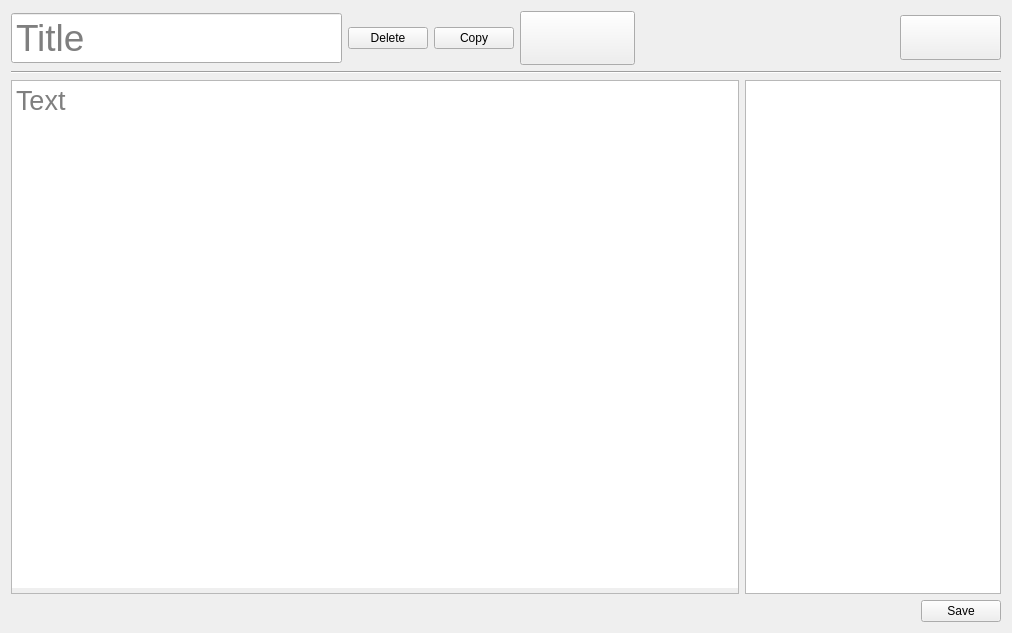
This is gui/phrase_generation/phrase_generation.ui in LotusAndCompany/devtools as Qt 5 draws it before an edit. The edited form follows.
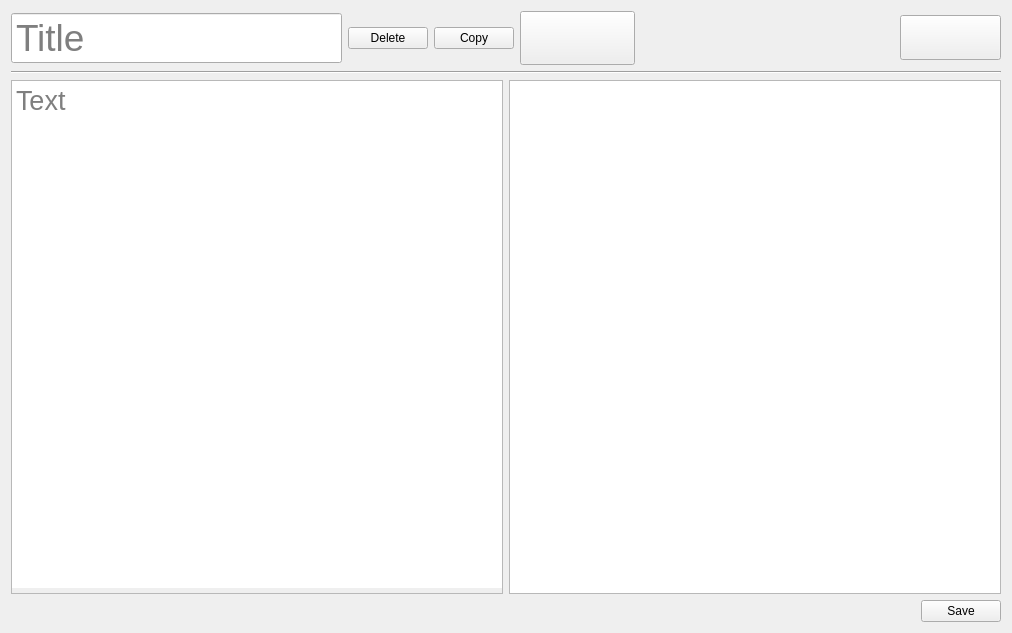
This is the edited form. Icons and pictures are not drawn.

Commit message:
fix: apply CodeRabbit auto-fixes
Fixed 2 file(s) based on 2 unresolved review comments.

```diff
--- a/gui/phrase_generation/phrase_generation.ui
+++ b/gui/phrase_generation/phrase_generation.ui
@@ -167,7 +167,7 @@
        <item>
         <widget class="QTreeWidget" name="titleTreeWidget">
          <property name="sizePolicy">
-          <sizepolicy hsizetype="Fixed" vsizetype="Expanding">
+          <sizepolicy hsizetype="Expanding" vsizetype="Expanding">
            <horstretch>0</horstretch>
            <verstretch>0</verstretch>
           </sizepolicy>
```
The commit also changes 1 other file.
